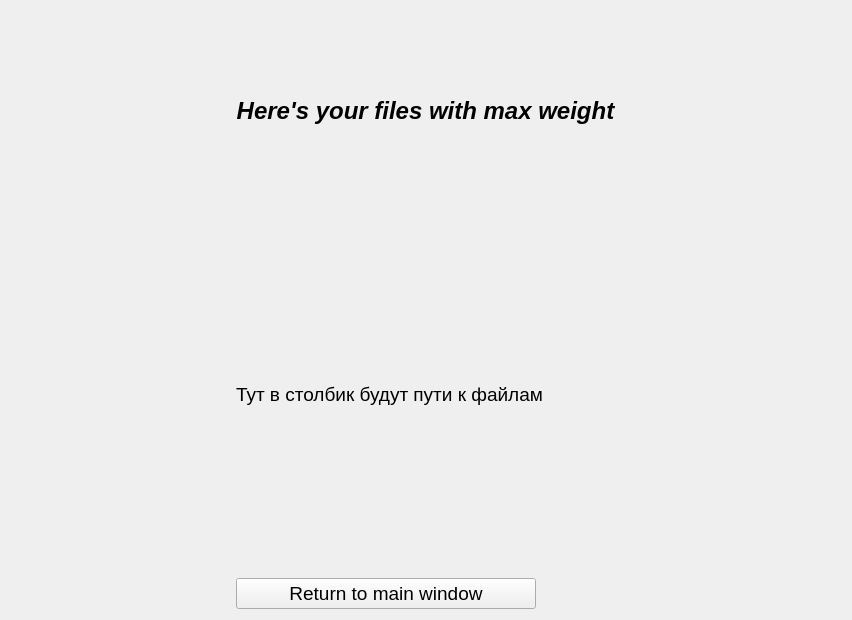
Qt form form.ui (Dm1tryb1t/HW) before a commit.
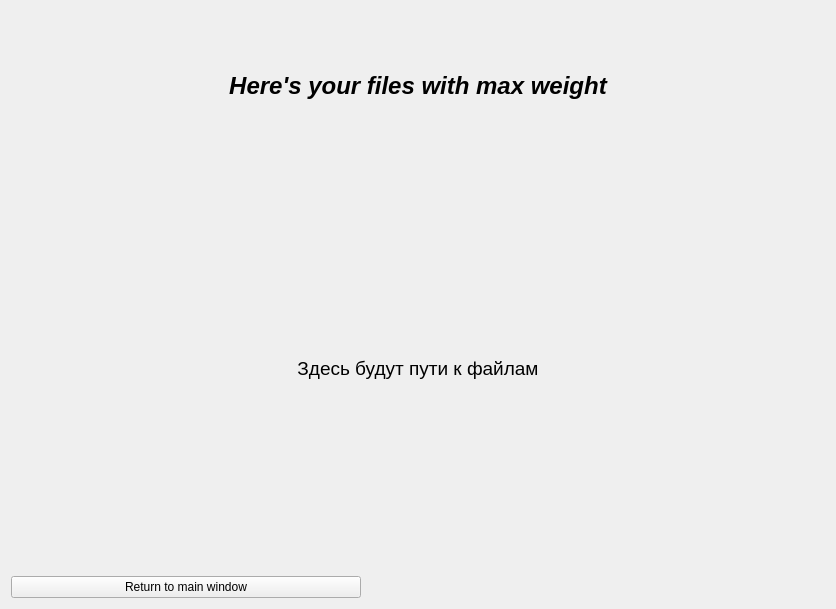
The same form after that commit.

Diff of the .ui file:
```diff
--- a/form.ui
+++ b/form.ui
@@ -6,49 +6,22 @@
    <rect>
     <x>0</x>
     <y>0</y>
-    <width>852</width>
-    <height>620</height>
+    <width>836</width>
+    <height>609</height>
    </rect>
   </property>
   <property name="windowTitle">
    <string>Form</string>
   </property>
-  <layout class="QGridLayout" name="gridLayout_2">
-   <item row="0" column="0">
-    <layout class="QGridLayout" name="gridLayout">
-     <item row="3" column="0">
-      <widget class="QPushButton" name="pushButton">
-       <property name="maximumSize">
-        <size>
-         <width>300</width>
-         <height>16777215</height>
-        </size>
-       </property>
-       <property name="font">
-        <font>
-         <pointsize>14</pointsize>
-        </font>
-       </property>
-       <property name="cursor">
-        <cursorShape>PointingHandCursor</cursorShape>
-       </property>
-       <property name="text">
-        <string>Return to main window</string>
-       </property>
-      </widget>
-     </item>
-     <item row="1" column="0">
+  <layout class="QVBoxLayout" name="verticalLayout_2">
+   <item>
+    <layout class="QVBoxLayout" name="verticalLayout">
+     <item>
       <widget class="QLabel" name="label">
-       <property name="minimumSize">
-        <size>
-         <width>0</width>
-         <height>0</height>
-        </size>
-       </property>
        <property name="maximumSize">
         <size>
-         <width>1100000</width>
-         <height>200</height>
+         <width>16777215</width>
+         <height>150</height>
         </size>
        </property>
        <property name="font">
@@ -66,15 +39,36 @@
        </property>
       </widget>
      </item>
-     <item row="2" column="0">
+     <item>
       <widget class="QLabel" name="label_2">
        <property name="font">
         <font>
          <pointsize>14</pointsize>
+         <kerning>true</kerning>
+         <fontweight>Medium</fontweight>
         </font>
        </property>
        <property name="text">
-        <string>Тут в столбик будут пути к файлам</string>
+        <string>Здесь будут пути к файлам</string>
+       </property>
+       <property name="alignment">
+        <set>Qt::AlignCenter</set>
+       </property>
+      </widget>
+     </item>
+     <item>
+      <widget class="QPushButton" name="pushButton">
+       <property name="maximumSize">
+        <size>
+         <width>350</width>
+         <height>16777215</height>
+        </size>
+       </property>
+       <property name="cursor">
+        <cursorShape>PointingHandCursor</cursorShape>
+       </property>
+       <property name="text">
+        <string>Return to main window</string>
        </property>
       </widget>
      </item>
```
Left out of the diff: 3 changed lines with no effect on the pictures.
